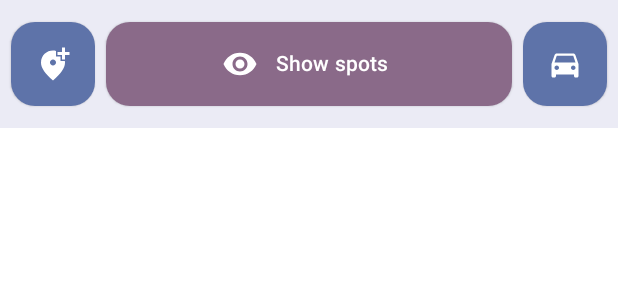
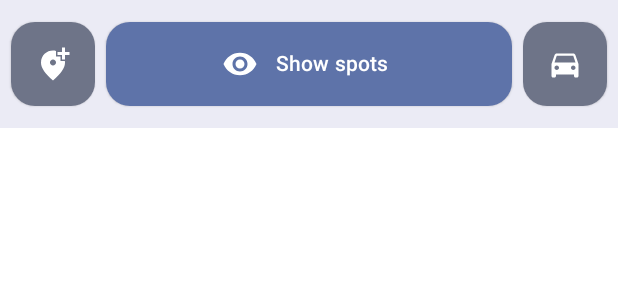
Before and after one commit to rndevelo/Ultimate, an Android app built with Jetpack Compose: the @Preview function BottomBarContentPreview, on a phone screen of 412 x 824 dp. Shown: the top 300 px of the screen. Run offline under Robolectric (Android 15) with nearby library versions, the phone set to English and light mode, and no system bars.

Commit message:
Fix BottomBarContent.kt
More changes

```diff
--- a/app/src/main/java/com/rndeveloper/ultimate/ui/screens/home/components/BottomBarContent.kt
+++ b/app/src/main/java/com/rndeveloper/ultimate/ui/screens/home/components/BottomBarContent.kt
@@ -66,11 +66,14 @@ fun BottomBarContent(
                         }
                     }
                 },
-                modifier = if (rememberHomeUiContainerState.screenState == ScreenState.ADDSPOT) modifier.weight(1f) else modifier,
+                modifier = when (rememberHomeUiContainerState.screenState) {
+                    ScreenState.ADDSPOT -> modifier.weight(1f)
+                    else -> modifier
+                },
                 expanded = rememberHomeUiContainerState.screenState == ScreenState.ADDSPOT,
                 containerColor = when (rememberHomeUiContainerState.screenState) {
-                    ScreenState.ADDSPOT -> MaterialTheme.colorScheme.tertiaryContainer
-                    else -> MaterialTheme.colorScheme.primaryContainer
+                    ScreenState.ADDSPOT -> MaterialTheme.colorScheme.primaryContainer
+                    else -> MaterialTheme.colorScheme.secondaryContainer
                 },
                 elevation = FloatingActionButtonDefaults.elevation(1.dp)
             )
@@ -98,13 +101,17 @@ fun BottomBarContent(
                         }
                     }
                 },
-                modifier = if (rememberHomeUiContainerState.screenState == ScreenState.MAIN && Constants.DEFAULT_ELAPSED_TIME <= uiElapsedTimeState) modifier
-                    .padding(7.dp)
-                    .weight(1f) else modifier.padding(7.dp),
+                modifier = when {
+                    rememberHomeUiContainerState.screenState == ScreenState.MAIN && Constants.DEFAULT_ELAPSED_TIME <= uiElapsedTimeState -> modifier
+                        .padding(7.dp)
+                        .weight(1f)
+
+                    else -> modifier.padding(7.dp)
+                },
                 expanded = rememberHomeUiContainerState.screenState == ScreenState.MAIN && uiElapsedTimeState <= Constants.DEFAULT_ELAPSED_TIME,
                 containerColor = when (rememberHomeUiContainerState.screenState) {
-                    ScreenState.MAIN -> MaterialTheme.colorScheme.tertiaryContainer
-                    else -> MaterialTheme.colorScheme.primaryContainer
+                    ScreenState.MAIN -> MaterialTheme.colorScheme.primaryContainer
+                    else -> MaterialTheme.colorScheme.secondaryContainer
                 },
                 elevation = FloatingActionButtonDefaults.elevation(1.dp)
             )
@@ -129,15 +136,16 @@ fun BottomBarContent(
                         }
                     }
                 },
-                modifier = if (rememberHomeUiContainerState.screenState == ScreenState.PARKMYCAR) modifier.weight(1f) else modifier,
+                modifier = if (rememberHomeUiContainerState.screenState == ScreenState.PARKMYCAR) modifier.weight(
+                    1f
+                ) else modifier,
                 expanded = rememberHomeUiContainerState.screenState == ScreenState.PARKMYCAR,
                 containerColor = when (rememberHomeUiContainerState.screenState) {
-                    ScreenState.PARKMYCAR -> MaterialTheme.colorScheme.tertiaryContainer
-                    else -> MaterialTheme.colorScheme.primaryContainer
+                    ScreenState.PARKMYCAR -> MaterialTheme.colorScheme.primaryContainer
+                    else -> MaterialTheme.colorScheme.secondaryContainer
                 },
                 elevation = FloatingActionButtonDefaults.elevation(1.dp)
             )
-
         }
     }
 }
--- /dev/null
+++ b/app/src/main/res/drawable/ic_nothing.xml
@@ -0,0 +1,3 @@
+<vector android:height="122.4117dp" android:viewportHeight="477.12"
+    android:viewportWidth="467.72" android:width="120dp" xmlns:android="http://schemas.android.com/apk/res/android">
+</vector>
--- a/app/src/main/res/values/strings.xml
+++ b/app/src/main/res/values/strings.xml
@@ -22,7 +22,7 @@
     <string name="home_text_to_see">To see</string>
     <string name="home_text_seen">Seen</string>
     <string name="home_text_without_spots">Without spots in this zone</string>
-    <string name="home_text_unknow_location">Ubicación desconocida</string>
+    <string name="home_text_unknown_location">Ubicación desconocida</string>
     <string name="home_text_your_parked_car">Your parked car</string>
     <string name="home_text_not_park_car">Not park car</string>
     <string name="home_text_add_spot">Add spot</string>
```
Also changed, not shown: app/src/main/java/com/rndeveloper/ultimate/ui/screens/home/HomeViewModel.kt (+11 -7 lines), app/src/main/java/com/rndeveloper/ultimate/ui/screens/home/components/MainContent.kt (+13 -5 lines), app/src/main/java/com/rndeveloper/ultimate/ui/screens/home/components/subcomponents/CountContent.kt (+7 -3 lines), app/src/main/java/com/rndeveloper/ultimate/ui/screens/home/components/subcomponents/ItemContent.kt (+4 -4 lines).
